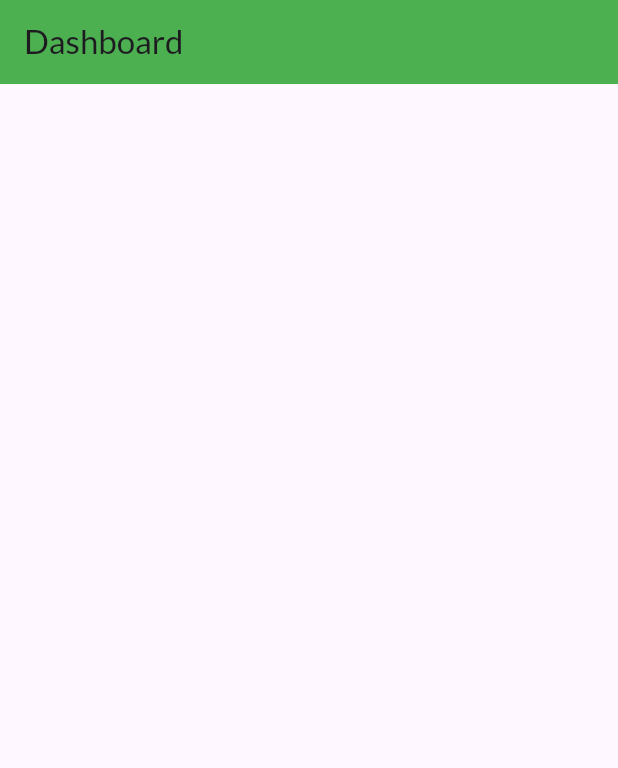
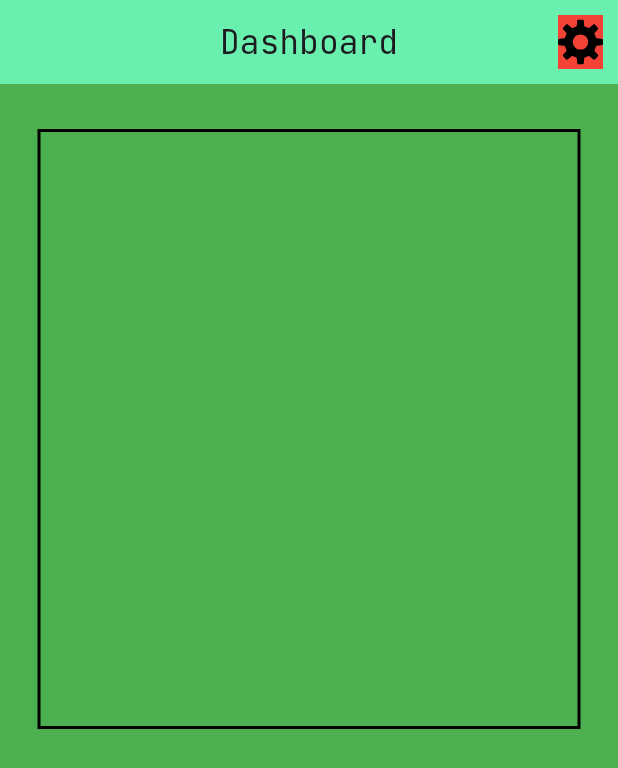
Before and after one commit to arahman-25/P1_habit_mastery_app, a Flutter app: the screen it shows after launch, on a phone screen of 412 x 824 dp. Shown: the top 768 px of the screen. Run offline on Flutter 3.47's test engine with Material 3 defaults, Android fonts, the phone set to English and light mode, and no system bars; our stand-ins replace flutter_svg, google_fonts.

Commit message:
added container for plant tile and working on a functional setting button

```diff
--- a/habit_mastery_app/lib/dashboard.dart
+++ b/habit_mastery_app/lib/dashboard.dart
@@ -1,4 +1,5 @@
 import 'package:flutter/material.dart';
+import 'package:flutter_svg/flutter_svg.dart';
 import 'package:google_fonts/google_fonts.dart';
 
 class Dashboard extends StatelessWidget {
@@ -7,13 +8,71 @@ class Dashboard extends StatelessWidget {
   @override
   Widget build(BuildContext context) {
     return Scaffold(
+      backgroundColor: Colors.green,
       appBar: AppBar(
-        backgroundColor: Colors.green,
+        backgroundColor: Colors.greenAccent,
         title: Text(
           'Dashboard',
-          style: GoogleFonts.lato(),
+          style: GoogleFonts.jetBrainsMono(),
         ),
+        centerTitle: true,
+        actions: [
+          HoverButton()
+        ],
       ),
+      body: Column(
+        crossAxisAlignment: CrossAxisAlignment.center,
+        children: [
+          Container(
+            height: 400,
+            width: 400,
+            margin: EdgeInsets.only(top: 30, left: 25, right: 25),
+            decoration: BoxDecoration(
+              border: BoxBorder.all(color: Colors.black, width: 2)
+            )
+          )
+        ],
+      )
     );
   }
 }
+
+class HoverButton extends StatefulWidget {
+  const new({super.key});
+
+  @override
+  State<HoverButton> createState() => _HoverButtonState();
+}
+
+class _HoverButtonState extends State<HoverButton> {
+  bool _isHovered = false;
+
+  @override
+  Widget build(BuildContext context) {
+    return MouseRegion(
+              onEnter:(event) {
+                setState(() {
+                  _isHovered = true;
+                });
+              },
+              onExit:(event) {
+                setState(() {
+                  _isHovered = false;
+                });
+              },
+              child: AnimatedContainer(
+                duration: Duration(milliseconds: 200),
+                margin: EdgeInsets.all(10),
+                alignment: Alignment.center,
+                decoration: BoxDecoration(
+                  color: _isHovered ? Colors.blue : Colors.red
+                ),
+                child: SvgPicture.asset('assets/icons/gear-svgrepo-com.svg',
+                  height: 30,
+                  width: 30,
+                  alignment: Alignment.center
+                ),
+              ),
+            );
+  }
+}
--- a/habit_mastery_app/lib/main.dart
+++ b/habit_mastery_app/lib/main.dart
@@ -12,7 +12,7 @@ class HabitMasteryApp extends StatelessWidget {
   @override
   Widget build(BuildContext context) {
     return const MaterialApp(
-      // debugShowCheckedModeBanner: false,
+      debugShowCheckedModeBanner: false,
       home: Dashboard(),
     );
   }
--- a/habit_mastery_app/pubspec.yaml
+++ b/habit_mastery_app/pubspec.yaml
@@ -35,6 +35,7 @@ dependencies:
   # Use with the CupertinoIcons class for iOS style icons.
   cupertino_icons: ^1.0.8
   google_fonts: ^9.0.0
+  flutter_svg: ^2.3.0
 
 dev_dependencies:
   flutter_test:
@@ -59,7 +60,8 @@ flutter:
   uses-material-design: true
 
   # To add assets to your application, add an assets section, like this:
-  # assets:
+  assets:
+    - assets/icons/
   #   - images/a_dot_burr.jpeg
   #   - images/a_dot_ham.jpeg
 
```
Also changed, not shown: habit_mastery_app/assets/icons/gear-svgrepo-com.svg (added), habit_mastery_app/pubspec.lock.
